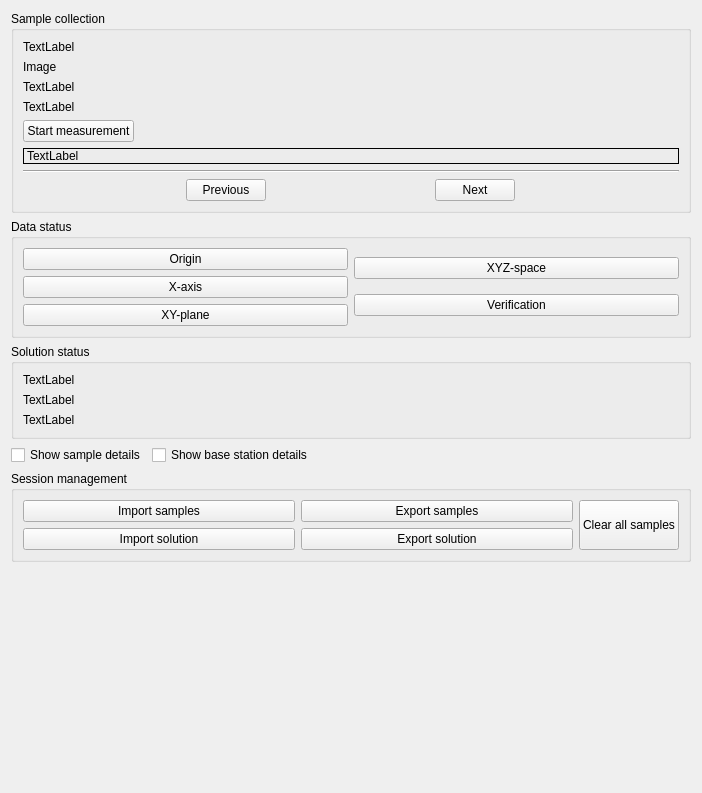
Qt form src/cfclient/ui/widgets/geo_estimator.ui (bitcraze/crazyflie-clients-python) before a commit.
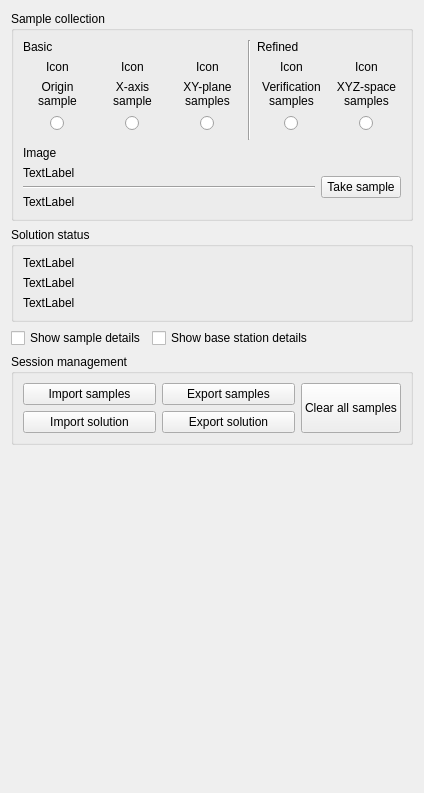
The same form after that commit.

Commit message: Updated the steps box

```diff
--- a/src/cfclient/ui/widgets/geo_estimator.ui
+++ b/src/cfclient/ui/widgets/geo_estimator.ui
@@ -6,12 +6,12 @@
    <rect>
     <x>0</x>
     <y>0</y>
-    <width>702</width>
+    <width>424</width>
     <height>793</height>
    </rect>
   </property>
   <property name="sizePolicy">
-   <sizepolicy hsizetype="Minimum" vsizetype="Preferred">
+   <sizepolicy hsizetype="Maximum" vsizetype="Preferred">
     <horstretch>0</horstretch>
     <verstretch>0</verstretch>
    </sizepolicy>
@@ -34,11 +34,332 @@
          </property>
          <layout class="QVBoxLayout" name="verticalLayout_2">
           <item>
-           <widget class="QLabel" name="_step_title">
-            <property name="text">
-             <string>TextLabel</string>
-            </property>
-           </widget>
+           <layout class="QGridLayout" name="gridLayout">
+            <item row="3" column="1">
+             <widget class="QLabel" name="label_7">
+              <property name="text">
+               <string>&lt;html&gt;&lt;head/&gt;&lt;body&gt;&lt;p align=&quot;center&quot;&gt;X-axis&lt;br/&gt;sample&lt;/p&gt;&lt;/body&gt;&lt;/html&gt;</string>
+              </property>
+             </widget>
+            </item>
+            <item row="1" column="4" colspan="2">
+             <widget class="QLabel" name="label_12">
+              <property name="text">
+               <string>Refined</string>
+              </property>
+             </widget>
+            </item>
+            <item row="1" column="3" rowspan="5">
+             <widget class="Line" name="line_2">
+              <property name="orientation">
+               <enum>Qt::Orientation::Vertical</enum>
+              </property>
+             </widget>
+            </item>
+            <item row="2" column="5">
+             <widget class="QLabel" name="_xyz_space_icon">
+              <property name="text">
+               <string>Icon</string>
+              </property>
+              <property name="alignment">
+               <set>Qt::AlignmentFlag::AlignCenter</set>
+              </property>
+             </widget>
+            </item>
+            <item row="1" column="0" colspan="3">
+             <widget class="QLabel" name="label_11">
+              <property name="text">
+               <string>Basic</string>
+              </property>
+             </widget>
+            </item>
+            <item row="2" column="2">
+             <widget class="QLabel" name="_xy_plane_icon">
+              <property name="text">
+               <string>Icon</string>
+              </property>
+              <property name="alignment">
+               <set>Qt::AlignmentFlag::AlignCenter</set>
+              </property>
+             </widget>
+            </item>
+            <item row="2" column="1">
+             <widget class="QLabel" name="_x_axis_icon">
+              <property name="text">
+               <string>Icon</string>
+              </property>
+              <property name="alignment">
+               <set>Qt::AlignmentFlag::AlignCenter</set>
+              </property>
+             </widget>
+            </item>
+            <item row="3" column="4">
+             <widget class="QLabel" name="label_9">
+              <property name="text">
+               <string>&lt;html&gt;&lt;head/&gt;&lt;body&gt;&lt;p align=&quot;center&quot;&gt;Verification&lt;br/&gt;samples&lt;/p&gt;&lt;/body&gt;&lt;/html&gt;</string>
+              </property>
+             </widget>
+            </item>
+            <item row="2" column="4">
+             <widget class="QLabel" name="_verification_icon">
+              <property name="text">
+               <string>Icon</string>
+              </property>
+              <property name="alignment">
+               <set>Qt::AlignmentFlag::AlignCenter</set>
+              </property>
+             </widget>
+            </item>
+            <item row="4" column="0">
+             <layout class="QHBoxLayout" name="horizontalLayout_2">
+              <item>
+               <spacer name="horizontalSpacer_2">
+                <property name="orientation">
+                 <enum>Qt::Orientation::Horizontal</enum>
+                </property>
+                <property name="sizeHint" stdset="0">
+                 <size>
+                  <width>40</width>
+                  <height>20</height>
+                 </size>
+                </property>
+               </spacer>
+              </item>
+              <item>
+               <widget class="QRadioButton" name="_origin_radio">
+                <property name="sizePolicy">
+                 <sizepolicy hsizetype="Preferred" vsizetype="Fixed">
+                  <horstretch>0</horstretch>
+                  <verstretch>0</verstretch>
+                 </sizepolicy>
+                </property>
+                <property name="text">
+                 <string/>
+                </property>
+               </widget>
+              </item>
+              <item>
+               <spacer name="horizontalSpacer_3">
+                <property name="orientation">
+                 <enum>Qt::Orientation::Horizontal</enum>
+                </property>
+                <property name="sizeHint" stdset="0">
+                 <size>
+                  <width>40</width>
+                  <height>20</height>
+                 </size>
+                </property>
+               </spacer>
+              </item>
+             </layout>
+            </item>
+            <item row="3" column="0">
+             <widget class="QLabel" name="label_6">
+              <property name="text">
+               <string>&lt;html&gt;&lt;head/&gt;&lt;body&gt;&lt;p align=&quot;center&quot;&gt;Origin&lt;br/&gt;sample&lt;/p&gt;&lt;/body&gt;&lt;/html&gt;</string>
+              </property>
+              <property name="alignment">
+               <set>Qt::AlignmentFlag::AlignLeading|Qt::AlignmentFlag::AlignLeft|Qt::AlignmentFlag::AlignVCenter</set>
+              </property>
+             </widget>
+            </item>
+            <item row="3" column="2">
+             <widget class="QLabel" name="label_8">
+              <property name="text">
+               <string>&lt;html&gt;&lt;head/&gt;&lt;body&gt;&lt;p align=&quot;center&quot;&gt;XY-plane&lt;br/&gt;samples&lt;/p&gt;&lt;/body&gt;&lt;/html&gt;</string>
+              </property>
+             </widget>
+            </item>
+            <item row="3" column="5">
+             <widget class="QLabel" name="label_10">
+              <property name="text">
+               <string>&lt;html&gt;&lt;head/&gt;&lt;body&gt;&lt;p align=&quot;center&quot;&gt;XYZ-space&lt;br/&gt;samples&lt;/p&gt;&lt;/body&gt;&lt;/html&gt;</string>
+              </property>
+             </widget>
+            </item>
+            <item row="2" column="0">
+             <widget class="QLabel" name="_origin_icon">
+              <property name="text">
+               <string>Icon</string>
+              </property>
+              <property name="alignment">
+               <set>Qt::AlignmentFlag::AlignCenter</set>
+              </property>
+             </widget>
+            </item>
+            <item row="4" column="1">
+             <layout class="QHBoxLayout" name="horizontalLayout_9">
+              <item>
+               <spacer name="horizontalSpacer_4">
+                <property name="orientation">
+                 <enum>Qt::Orientation::Horizontal</enum>
+                </property>
+                <property name="sizeHint" stdset="0">
+                 <size>
+                  <width>40</width>
+                  <height>20</height>
+                 </size>
+                </property>
+               </spacer>
+              </item>
+              <item>
+               <widget class="QRadioButton" name="_x_axis_radio">
+                <property name="sizePolicy">
+                 <sizepolicy hsizetype="Preferred" vsizetype="Fixed">
+                  <horstretch>0</horstretch>
+                  <verstretch>0</verstretch>
+                 </sizepolicy>
+                </property>
+                <property name="text">
+                 <string/>
+                </property>
+               </widget>
+              </item>
+              <item>
+               <spacer name="horizontalSpacer_5">
+                <property name="orientation">
+                 <enum>Qt::Orientation::Horizontal</enum>
+                </property>
+                <property name="sizeHint" stdset="0">
+                 <size>
+                  <width>40</width>
+                  <height>20</height>
+                 </size>
+                </property>
+               </spacer>
+              </item>
+             </layout>
+            </item>
+            <item row="4" column="2">
+             <layout class="QHBoxLayout" name="horizontalLayout_10">
+              <item>
+               <spacer name="horizontalSpacer_6">
+                <property name="orientation">
+                 <enum>Qt::Orientation::Horizontal</enum>
+                </property>
+                <property name="sizeHint" stdset="0">
+                 <size>
+                  <width>40</width>
+                  <height>20</height>
+                 </size>
+                </property>
+               </spacer>
+              </item>
+              <item>
+               <widget class="QRadioButton" name="_xy_plane_radio">
+                <property name="sizePolicy">
+                 <sizepolicy hsizetype="Preferred" vsizetype="Fixed">
+                  <horstretch>0</horstretch>
+                  <verstretch>0</verstretch>
+                 </sizepolicy>
+                </property>
+                <property name="text">
+                 <string/>
+                </property>
+               </widget>
+              </item>
+              <item>
+               <spacer name="horizontalSpacer_7">
+                <property name="orientation">
+                 <enum>Qt::Orientation::Horizontal</enum>
+                </property>
+                <property name="sizeHint" stdset="0">
+                 <size>
+                  <width>40</width>
+                  <height>20</height>
+                 </size>
+                </property>
+               </spacer>
+              </item>
+             </layout>
+            </item>
+            <item row="4" column="4">
+             <layout class="QHBoxLayout" name="horizontalLayout_11">
+              <item>
+               <spacer name="horizontalSpacer_8">
+                <property name="orientation">
+                 <enum>Qt::Orientation::Horizontal</enum>
+                </property>
+                <property name="sizeHint" stdset="0">
+                 <size>
+                  <width>40</width>
+                  <height>20</height>
+                 </size>
+                </property>
+               </spacer>
+              </item>
+              <item>
+               <widget class="QRadioButton" name="_verification_radio">
+                <property name="sizePolicy">
+                 <sizepolicy hsizetype="Preferred" vsizetype="Fixed">
+                  <horstretch>0</horstretch>
+                  <verstretch>0</verstretch>
+                 </sizepolicy>
+                </property>
+                <property name="text">
+                 <string/>
+                </property>
+               </widget>
+              </item>
+              <item>
+               <spacer name="horizontalSpacer_9">
+                <property name="orientation">
+                 <enum>Qt::Orientation::Horizontal</enum>
+                </property>
+                <property name="sizeHint" stdset="0">
+                 <size>
+                  <width>40</width>
+                  <height>20</height>
+                 </size>
+                </property>
+               </spacer>
+              </item>
+             </layout>
+            </item>
+            <item row="4" column="5">
+             <layout class="QHBoxLayout" name="horizontalLayout_12">
+              <item>
+               <spacer name="horizontalSpacer_11">
+                <property name="orientation">
+                 <enum>Qt::Orientation::Horizontal</enum>
+                </property>
+                <property name="sizeHint" stdset="0">
+                 <size>
+                  <width>40</width>
+                  <height>20</height>
+                 </size>
+                </property>
+               </spacer>
+              </item>
+              <item>
+               <widget class="QRadioButton" name="_xyz_space_radio">
+                <property name="sizePolicy">
+                 <sizepolicy hsizetype="Preferred" vsizetype="Fixed">
+                  <horstretch>0</horstretch>
+                  <verstretch>0</verstretch>
+                 </sizepolicy>
+                </property>
+                <property name="text">
+                 <string/>
+                </property>
+               </widget>
+              </item>
+              <item>
+               <spacer name="horizontalSpacer_10">
+                <property name="orientation">
+                 <enum>Qt::Orientation::Horizontal</enum>
+                </property>
+                <property name="sizeHint" stdset="0">
+                 <size>
+                  <width>40</width>
+                  <height>20</height>
+                 </size>
+                </property>
+               </spacer>
+              </item>
+             </layout>
+            </item>
+           </layout>
           </item>
           <item>
            <widget class="QLabel" name="_step_image">
@@ -50,67 +371,56 @@
             </property>
            </widget>
           </item>
-          <item>
-           <widget class="QLabel" name="_step_instructions">
-            <property name="text">
-             <string>TextLabel</string>
-            </property>
-           </widget>
-          </item>
-          <item>
-           <widget class="QLabel" name="_step_solution_info">
-            <property name="text">
-             <string>TextLabel</string>
-            </property>
-           </widget>
-          </item>
-          <item>
-           <widget class="QPushButton" name="_step_measure">
-            <property name="sizePolicy">
-             <sizepolicy hsizetype="Maximum" vsizetype="Fixed">
-              <horstretch>0</horstretch>
-              <verstretch>0</verstretch>
-             </sizepolicy>
-            </property>
-            <property name="text">
-             <string>Start measurement</string>
-            </property>
-           </widget>
-          </item>
-          <item>
-           <widget class="QLabel" name="_step_info">
-            <property name="frameShape">
-             <enum>QFrame::Shape::Panel</enum>
-            </property>
-            <property name="text">
-             <string>TextLabel</string>
-            </property>
-           </widget>
-          </item>
-          <item>
-           <widget class="Line" name="line">
-            <property name="orientation">
-             <enum>Qt::Orientation::Horizontal</enum>
-            </property>
-           </widget>
-          </item>
           <item>
            <layout class="QHBoxLayout" name="horizontalLayout">
             <item>
-             <widget class="QPushButton" name="_step_previous_button">
-              <property name="sizePolicy">
-               <sizepolicy hsizetype="Maximum" vsizetype="Fixed">
-                <horstretch>0</horstretch>
-                <verstretch>0</verstretch>
-               </sizepolicy>
-              </property>
-              <property name="text">
-               <string>Previous</string>
-              </property>
-             </widget>
+             <layout class="QVBoxLayout" name="verticalLayout_3">
+              <item>
+               <widget class="QLabel" name="_step_instructions">
+                <property name="sizePolicy">
+                 <sizepolicy hsizetype="MinimumExpanding" vsizetype="Preferred">
+                  <horstretch>0</horstretch>
+                  <verstretch>0</verstretch>
+                 </sizepolicy>
+                </property>
+                <property name="text">
+                 <string>TextLabel</string>
+                </property>
+                <property name="wordWrap">
+                 <bool>true</bool>
+                </property>
+               </widget>
+              </item>
+              <item>
+               <widget class="Line" name="line">
+                <property name="orientation">
+                 <enum>Qt::Orientation::Horizontal</enum>
+                </property>
+               </widget>
+              </item>
+              <item>
+               <widget class="QLabel" name="_step_info">
+                <property name="sizePolicy">
+                 <sizepolicy hsizetype="Maximum" vsizetype="Preferred">
+                  <horstretch>0</horstretch>
+                  <verstretch>0</verstretch>
+                 </sizepolicy>
+                </property>
+                <property name="frameShape">
+                 <enum>QFrame::Shape::Panel</enum>
+                </property>
+                <property name="lineWidth">
+                 <number>0</number>
+                </property>
+                <property name="text">
+                 <string>TextLabel</string>
+                </property>
+               </widget>
+              </item>
+             </layout>
             </item>
             <item>
-             <widget class="QPushButton" name="_step_next_button">
+             <widget class="QPushButton" name="_step_measure">
               <property name="sizePolicy">
                <sizepolicy hsizetype="Maximum" vsizetype="Fixed">
                 <horstretch>0</horstretch>
@@ -118,89 +428,7 @@
                </sizepolicy>
               </property>
               <property name="text">
-               <string>Next</string>
-              </property>
-             </widget>
-            </item>
-           </layout>
-          </item>
-         </layout>
-        </widget>
-       </item>
-       <item>
-        <widget class="QGroupBox" name="groupBox_2">
-         <property name="sizePolicy">
-          <sizepolicy hsizetype="Preferred" vsizetype="Preferred">
-           <horstretch>0</horstretch>
-           <verstretch>0</verstretch>
-          </sizepolicy>
-         </property>
-         <property name="title">
-          <string>Data status</string>
-         </property>
-         <layout class="QHBoxLayout" name="horizontalLayout_4">
-          <item>
-           <layout class="QVBoxLayout" name="verticalLayout_5">
-            <item>
-             <widget class="QPushButton" name="_data_status_origin">
-              <property name="minimumSize">
-               <size>
-                <width>0</width>
-                <height>0</height>
-               </size>
-              </property>
-              <property name="styleSheet">
-               <string notr="true"/>
-              </property>
-              <property name="text">
-               <string>Origin</string>
-              </property>
-              <property name="flat">
-               <bool>false</bool>
-              </property>
-             </widget>
-            </item>
-            <item>
-             <widget class="QPushButton" name="_data_status_x_axis">
-              <property name="styleSheet">
-               <string notr="true"/>
-              </property>
-              <property name="text">
-               <string>X-axis</string>
-              </property>
-              <property name="flat">
-               <bool>false</bool>
-              </property>
-             </widget>
-            </item>
-            <item>
-             <widget class="QPushButton" name="_data_status_xy_plane">
-              <property name="text">
-               <string>XY-plane</string>
-              </property>
-              <property name="flat">
-               <bool>false</bool>
-              </property>
-             </widget>
-            </item>
-           </layout>
-          </item>
-          <item>
-           <layout class="QVBoxLayout" name="verticalLayout_3">
-            <item>
-             <widget class="QPushButton" name="_data_status_xyz_space">
-              <property name="text">
-               <string>XYZ-space</string>
-              </property>
-              <property name="flat">
-               <bool>false</bool>
-              </property>
-             </widget>
-            </item>
-            <item>
-             <widget class="QPushButton" name="_data_status_verification">
-              <property name="text">
-               <string>Verification</string>
+               <string>Take sample</string>
               </property>
              </widget>
             </item>
@@ -223,6 +451,12 @@
          <layout class="QVBoxLayout" name="verticalLayout_4">
           <item>
            <widget class="QLabel" name="_solution_status_info">
+            <property name="sizePolicy">
+             <sizepolicy hsizetype="Maximum" vsizetype="Preferred">
+              <horstretch>0</horstretch>
+              <verstretch>0</verstretch>
+             </sizepolicy>
+            </property>
             <property name="text">
              <string>TextLabel</string>
             </property>
@@ -230,6 +464,12 @@
           </item>
           <item>
            <widget class="QLabel" name="_solution_status_max_error">
+            <property name="sizePolicy">
+             <sizepolicy hsizetype="Maximum" vsizetype="Preferred">
+              <horstretch>0</horstretch>
+              <verstretch>0</verstretch>
+             </sizepolicy>
+            </property>
             <property name="text">
              <string>TextLabel</string>
             </property>
@@ -237,6 +477,12 @@
           </item>
           <item>
            <widget class="QLabel" name="_solution_status_verification_error">
+            <property name="sizePolicy">
+             <sizepolicy hsizetype="Maximum" vsizetype="Preferred">
+              <horstretch>0</horstretch>
+              <verstretch>0</verstretch>
+             </sizepolicy>
+            </property>
             <property name="text">
              <string>TextLabel</string>
             </property>
```
The commit also changes 1 other file.
